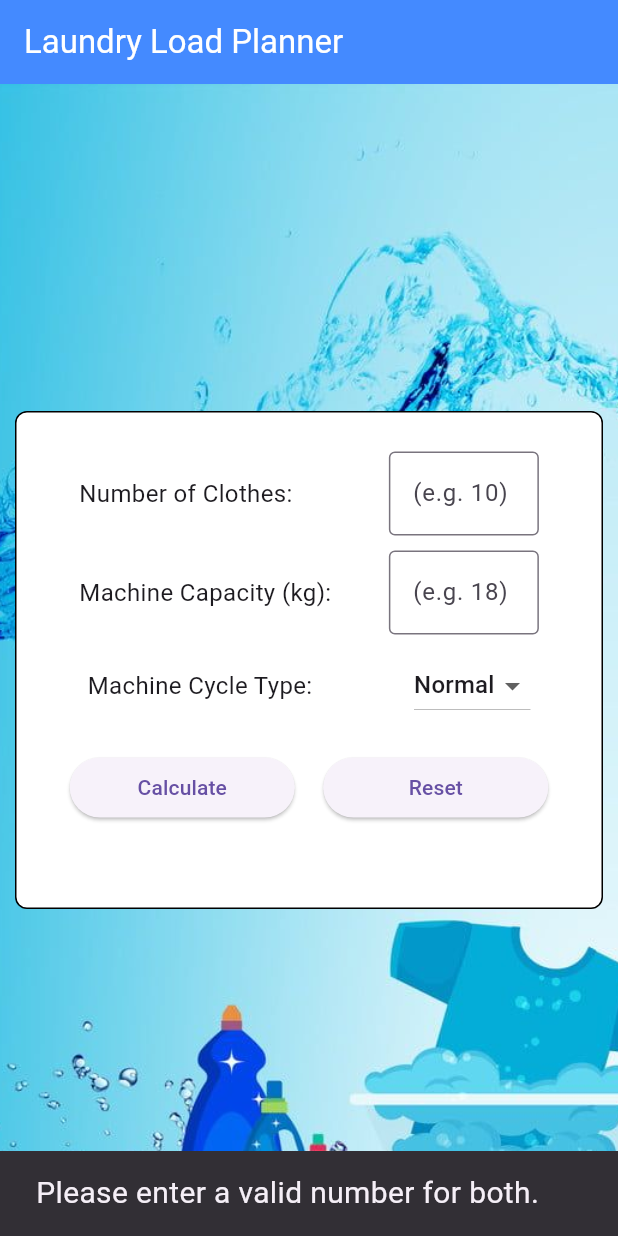
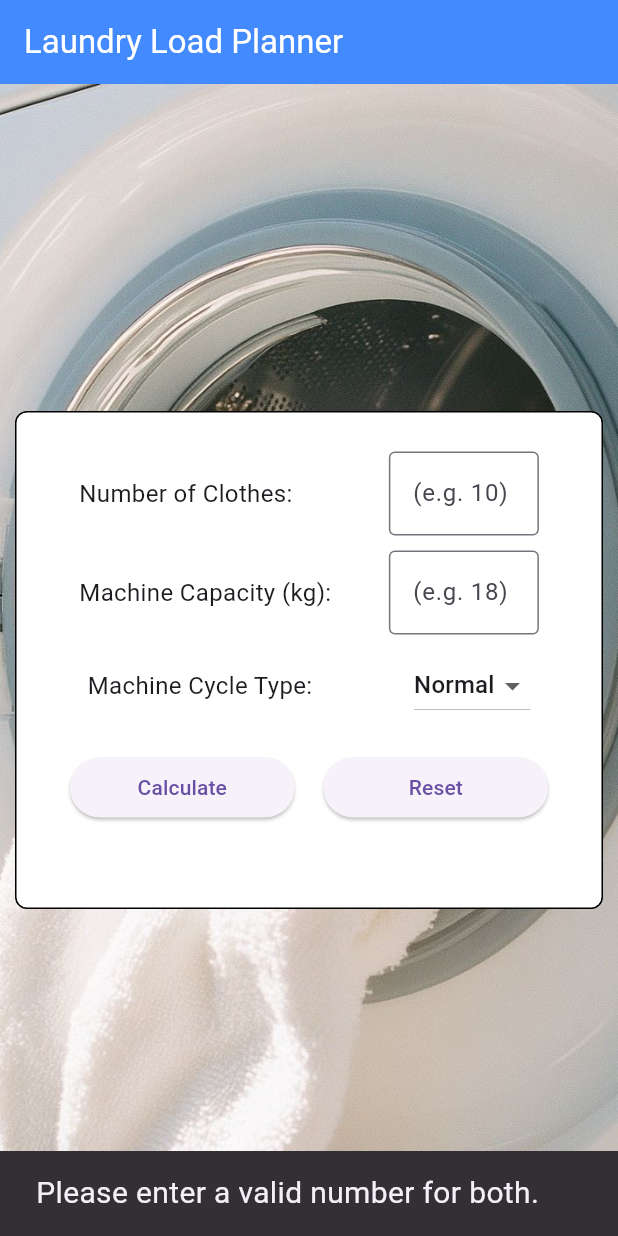
Before and after one commit to ZoffyD/laundry_load_planner, a Flutter app: the screen it shows after launch, after a tap on "Calculate", on a phone screen of 412 x 824 dp. Run offline on Flutter 3.47's test engine with Material 3 defaults, Android fonts, the phone set to English and light mode, and no system bars.

```diff
--- a/lib/MainPage.dart
+++ b/lib/MainPage.dart
@@ -41,7 +41,7 @@ class _MainPageState extends State<MainPage> {
       body: Container(
         decoration: BoxDecoration(
           image: DecorationImage(
-            image: AssetImage('assets/background.jpg'),
+            image: AssetImage('assets/background3.jpg'),
             fit: BoxFit.cover,
           ),
         ),
@@ -205,15 +205,15 @@ class _MainPageState extends State<MainPage> {
     switch (selectedCycle) {
       case "Normal":
         water = 50;
-        time = 30;
+        time = 45;
         break;
       case "Heavy":
         water = 70;
-        time = 45;
+        time = 60;
         break;
       case "Quick":
         water = 30;
-        time = 20;
+        time = 15;
         break;
     }
     // through google search total water usage is loads multiple water
--- a/lib/main.dart
+++ b/lib/main.dart
@@ -36,7 +36,14 @@ class _SplashScreenState extends State<SplashScreen> {
   @override
   Widget build(BuildContext context) {
     return Scaffold(
-      body: Center(
+      body: Container(
+        decoration: BoxDecoration(
+          image: DecorationImage(
+            image: AssetImage('assets/background4.jpg'),
+            fit: BoxFit.cover,
+          ),
+        ),
+        child: Center(
           child: Column(
             mainAxisAlignment: MainAxisAlignment.center,
             children: [
@@ -44,7 +51,7 @@ class _SplashScreenState extends State<SplashScreen> {
               Text(
                 "Laundry Load Planner",
                 style: TextStyle(
-                fontSize: 24,
+                  fontSize: 27,
                   fontWeight: FontWeight.bold,
                   color: Colors.black,
                 ),
@@ -52,6 +59,7 @@ class _SplashScreenState extends State<SplashScreen> {
             ],
           ),
         ),
+      ),
     );
   }
 }
```
Also changed, not shown: assets/background2.jpg (added), assets/background3.jpg (added), assets/background4.jpg (added). Lines whose indentation alone changed are shown as unchanged.
